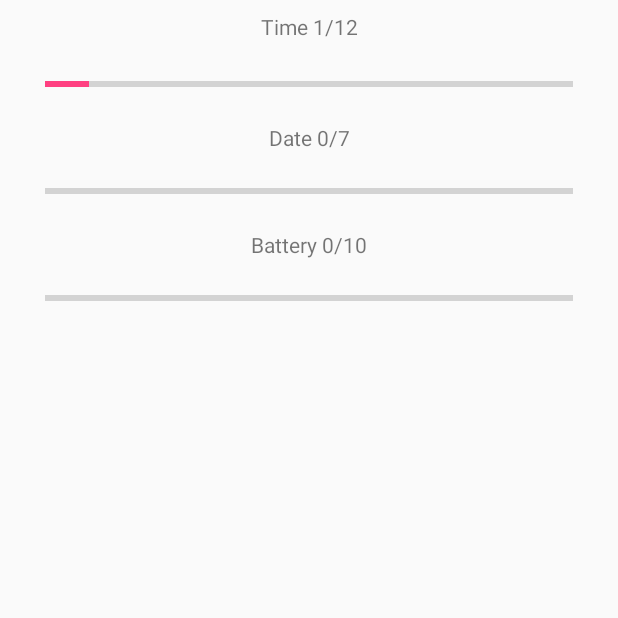
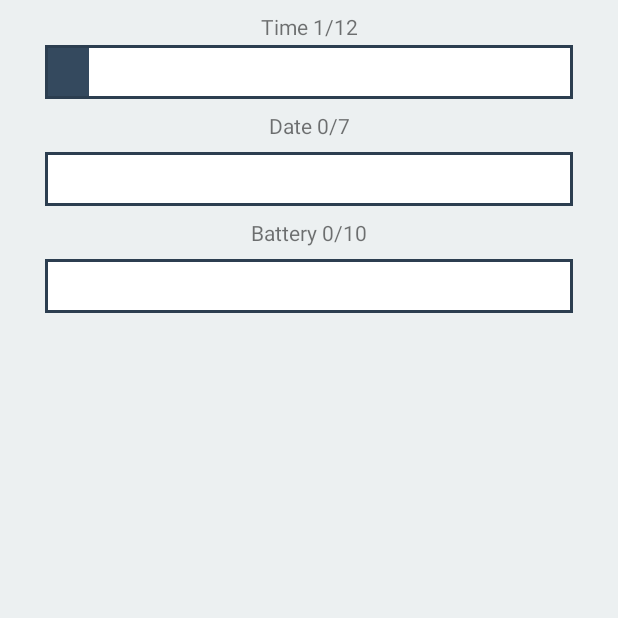
Before and after one commit to Luminations/spooky, an Android app: the SpookyDetail screen opened directly, with no data from a screen before it, on a phone screen of 412 x 824 dp, the top half of it. Run offline under Robolectric (Android 15) with nearby library versions, the phone set to English and light mode, and no system bars; 2 statements that could not run were skipped.

Commit message:
styled progress bar in detailed view

```diff
--- /dev/null
+++ b/spooky/Programm/app/src/main/res/drawable/custom_progressbar.xml
@@ -0,0 +1,35 @@
+<layer-list xmlns:android="http://schemas.android.com/apk/res/android">
+
+    <!-- Define the background properties like color etc -->
+    <item android:id="@android:id/background">
+        <shape>
+
+                <stroke android:width="2dp" android:color="#2c3e50" />
+
+
+            <gradient
+                android:startColor="#FFFFFF"
+                android:centerColor="#FFFFFF"
+                android:centerY="1.0"
+                android:endColor="#FFFFFF"
+                android:angle="270"
+                />
+        </shape>
+    </item>
+
+    <!-- Define the progress properties like start color, end color etc -->
+    <item android:id="@android:id/progress">
+        <clip>
+            <shape>
+                <stroke android:width="2dp" android:color="#2c3e50" />
+                <gradient
+                    android:startColor="#34495e"
+                    android:centerColor="#34495e"
+                    android:centerY="1.0"
+                    android:endColor="#34495e"
+                    android:angle="270"
+                    />
+            </shape>
+        </clip>
+    </item>
+</layer-list>
--- a/spooky/Programm/app/src/main/res/layout/spooky_detail.xml
+++ b/spooky/Programm/app/src/main/res/layout/spooky_detail.xml
@@ -1,19 +1,21 @@
 <?xml version="1.0" encoding="utf-8"?>
-<android.support.constraint.ConstraintLayout
-    xmlns:android="http://schemas.android.com/apk/res/android"
+<android.support.constraint.ConstraintLayout xmlns:android="http://schemas.android.com/apk/res/android"
     xmlns:app="http://schemas.android.com/apk/res-auto"
     xmlns:tools="http://schemas.android.com/tools"
     android:layout_width="match_parent"
-    android:layout_height="match_parent">
+    android:layout_height="match_parent"
+    android:background="#ecf0f1">
 
     <ProgressBar
         android:id="@+id/progressBar2"
         style="?android:attr/progressBarStyleHorizontal"
+        android:progressDrawable="@drawable/custom_progressbar"
         android:layout_width="352dp"
         android:layout_height="36dp"
-        android:layout_marginEnd="8dp"
-        android:layout_marginStart="8dp"
-        android:layout_marginTop="8dp"
+        android:layout_marginEnd="0dp"
+        android:layout_marginStart="0dp"
+        android:layout_marginTop="0dp"
+        android:background="#FFF"
         app:layout_constraintEnd_toEndOf="parent"
         app:layout_constraintStart_toStartOf="parent"
         app:layout_constraintTop_toBottomOf="@+id/textView3" />
@@ -25,6 +27,7 @@
         android:layout_marginEnd="8dp"
         android:layout_marginStart="8dp"
         android:layout_marginTop="8dp"
+        android:background="#ecf0f1"
         android:text="Time"
         android:textAlignment="center"
         app:layout_constraintEnd_toEndOf="parent"
@@ -33,6 +36,7 @@
 
     <TextView
         android:id="@+id/textView5"
+
         android:layout_width="183dp"
         android:layout_height="wrap_content"
         android:layout_marginEnd="8dp"
@@ -47,6 +51,7 @@
     <ProgressBar
         android:id="@+id/progressBar4"
         style="?android:attr/progressBarStyleHorizontal"
+        android:progressDrawable="@drawable/custom_progressbar"
         android:layout_width="352dp"
         android:layout_height="36dp"
         android:layout_marginEnd="8dp"
@@ -72,6 +77,7 @@
     <ProgressBar
         android:id="@+id/progressBar"
         style="?android:attr/progressBarStyleHorizontal"
+        android:progressDrawable="@drawable/custom_progressbar"
         android:layout_width="352dp"
         android:layout_height="36dp"
         android:layout_marginEnd="8dp"
```
